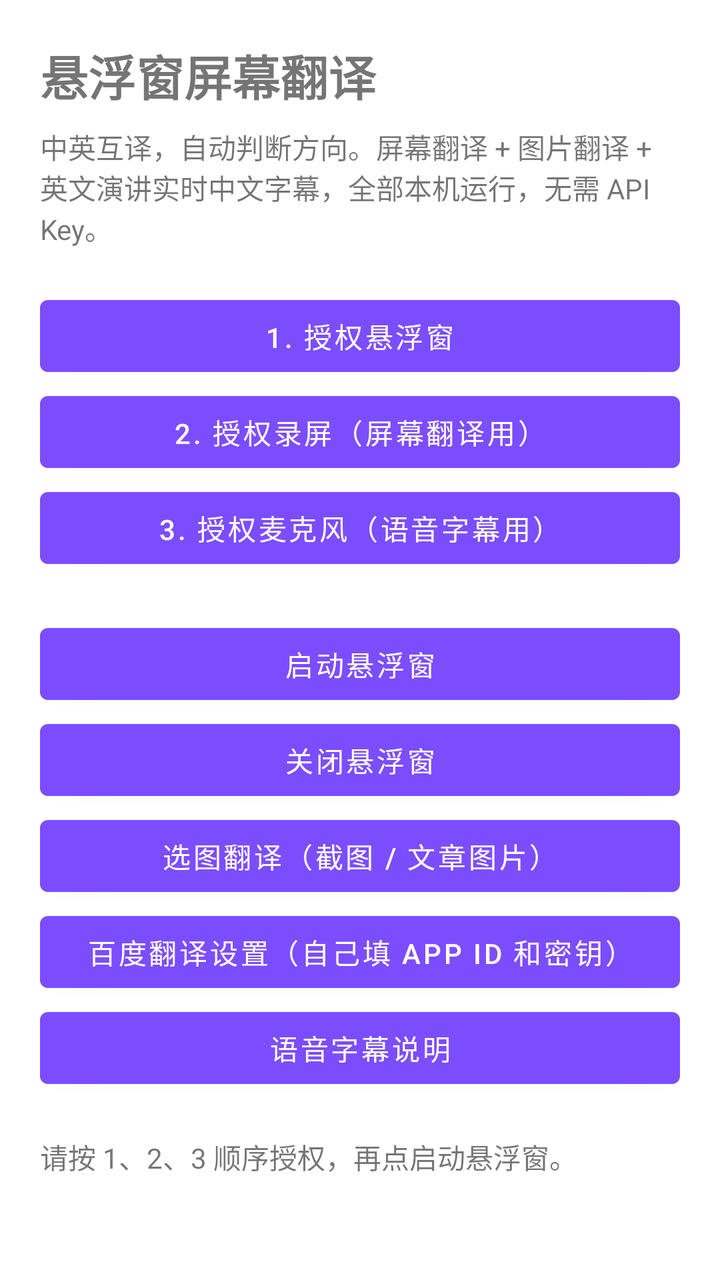
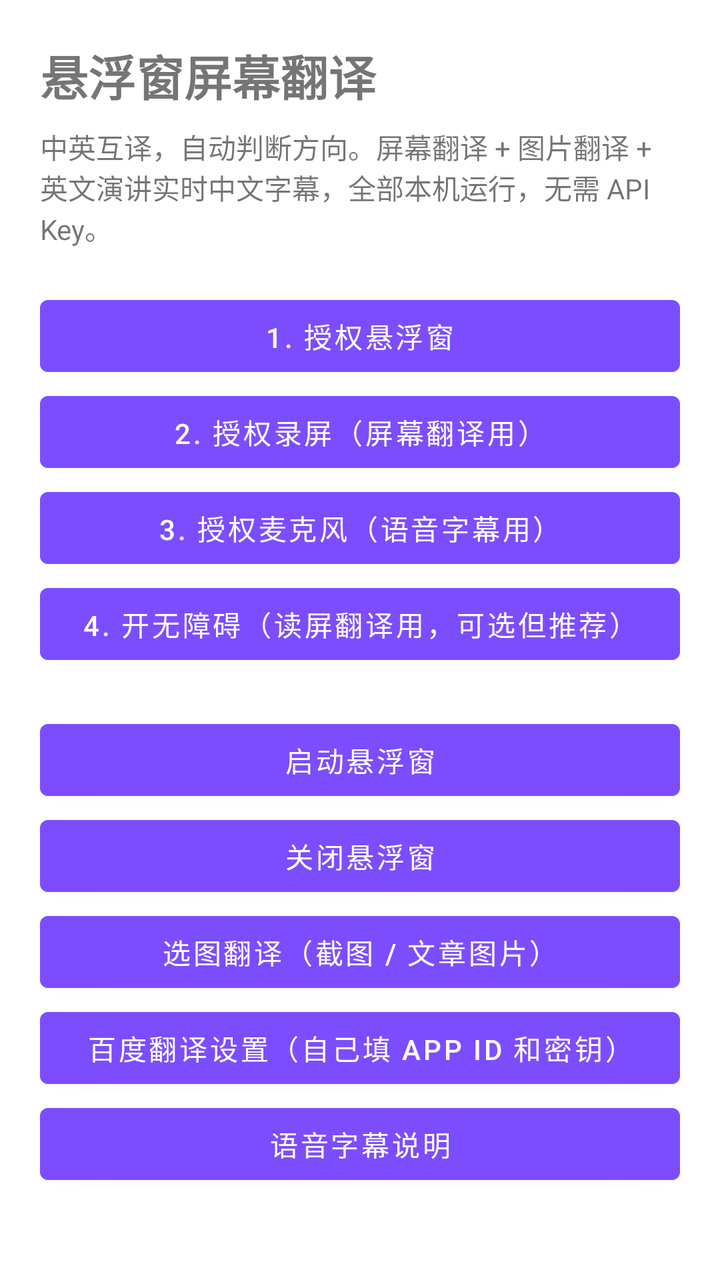

An Android layout rendered at two revisions. The XML below is the earlier revision; the diff shows what the commit changed to produce the second picture.
<!-- AndroidManifest.xml: application theme Theme.FloatTranslator -->
<!-- res/layout/activity_main.xml -->
<?xml version="1.0" encoding="utf-8"?>
<LinearLayout xmlns:android="http://schemas.android.com/apk/res/android"
    android:layout_width="match_parent"
    android:layout_height="match_parent"
    android:orientation="vertical"
    android:padding="20dp">

    <TextView
        android:layout_width="match_parent"
        android:layout_height="wrap_content"
        android:text="悬浮窗屏幕翻译"
        android:textSize="24sp"
        android:textStyle="bold" />

    <TextView
        android:layout_width="match_parent"
        android:layout_height="wrap_content"
        android:layout_marginTop="8dp"
        android:text="中英互译，自动判断方向。屏幕翻译 + 图片翻译 + 英文演讲实时中文字幕，全部本机运行，无需 API Key。" />

    <Button
        android:id="@+id/btnOverlayPermission"
        android:layout_width="match_parent"
        android:layout_height="wrap_content"
        android:layout_marginTop="20dp"
        android:text="1. 授权悬浮窗" />

    <Button
        android:id="@+id/btnProjectionPermission"
        android:layout_width="match_parent"
        android:layout_height="wrap_content"
        android:text="2. 授权录屏（屏幕翻译用）" />

    <Button
        android:id="@+id/btnAudioPermission"
        android:layout_width="match_parent"
        android:layout_height="wrap_content"
        android:text="3. 授权麦克风（语音字幕用）" />

    <Button
        android:id="@+id/btnStartFloat"
        android:layout_width="match_parent"
        android:layout_height="wrap_content"
        android:layout_marginTop="20dp"
        android:text="启动悬浮窗" />

    <Button
        android:id="@+id/btnStopFloat"
        android:layout_width="match_parent"
        android:layout_height="wrap_content"
        android:text="关闭悬浮窗" />

    <Button
        android:id="@+id/btnPickImage"
        android:layout_width="match_parent"
        android:layout_height="wrap_content"
        android:text="选图翻译（截图 / 文章图片）" />

    <Button
        android:id="@+id/btnSettings"
        android:layout_width="match_parent"
        android:layout_height="wrap_content"
        android:text="百度翻译设置（自己填 APP ID 和密钥）" />

    <Button
        android:id="@+id/btnSubtitleMode"
        android:layout_width="match_parent"
        android:layout_height="wrap_content"
        android:text="语音字幕说明" />

    <TextView
        android:id="@+id/tvStatus"
        android:layout_width="match_parent"
        android:layout_height="wrap_content"
        android:layout_marginTop="20dp"
        android:text="请按 1、2、3 顺序授权，再点启动悬浮窗。" />
</LinearLayout>
<!-- resources referenced by this layout -->
<resources>
  <style name="Theme.FloatTranslator" parent="Theme.MaterialComponents.DayNight.DarkActionBar">
          <item name="colorPrimary">#7C4DFF</item>
          <item name="colorPrimaryVariant">#5E35B1</item>
          <item name="colorAccent">#FFEB3B</item>
      </style>
</resources>

<!-- the commit's change to res/layout/activity_main.xml (unified diff, before → after) -->
@@ -36,6 +36,11 @@
         android:layout_width="match_parent"
         android:layout_height="wrap_content"
         android:text="3. 授权麦克风（语音字幕用）" />
+    <Button
+        android:id="@+id/btnAccessibilityPermission"
+        android:layout_width="match_parent"
+        android:layout_height="wrap_content"
+        android:text="4. 开无障碍（读屏翻译用，可选但推荐）" />
 
     <Button
         android:id="@+id/btnStartFloat"
